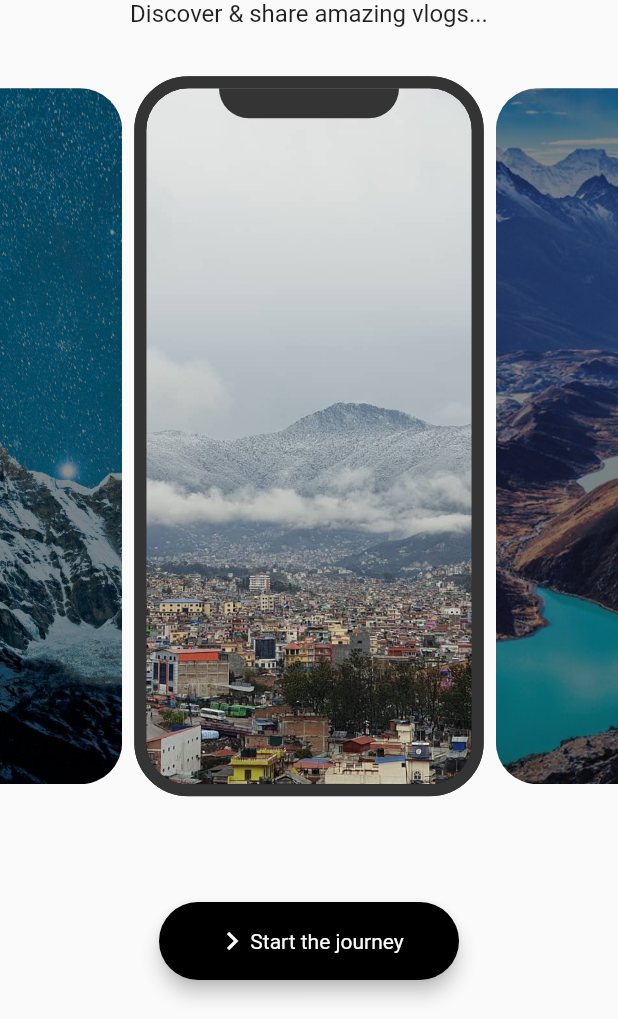
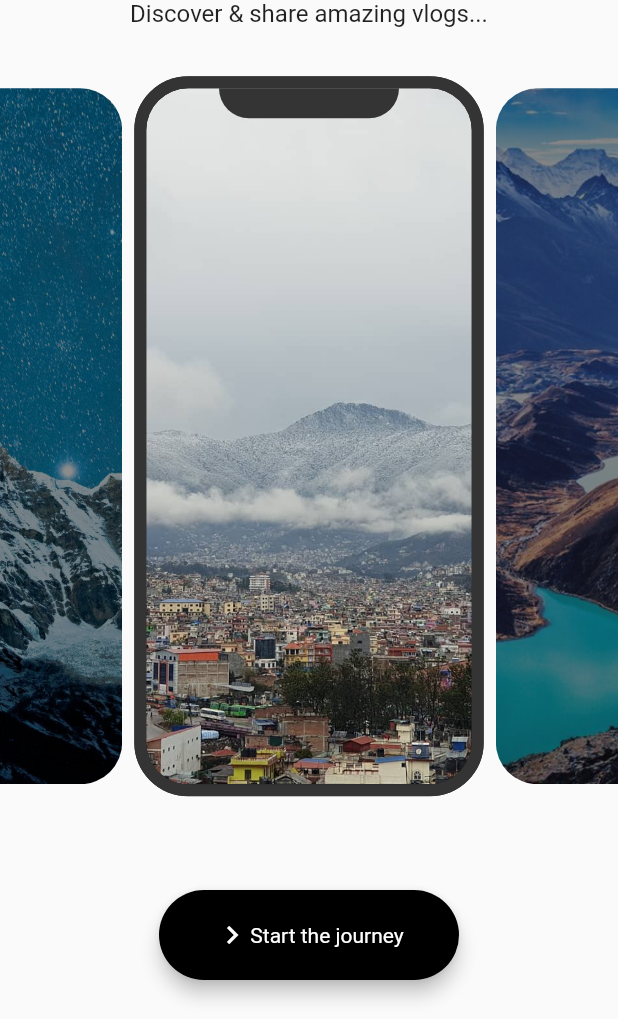
Before and after one commit to sabinbajracharya/Logbook, a Flutter app: the screen it shows after launch, on a phone screen of 412 x 824 dp, the part 217-1236 px from its top. Run offline on Flutter 3.47's test engine with Material 2 defaults, Android fonts, the phone set to English and light mode, and no system bars; our stand-ins replace flare_flutter.

Commit message:
Animate button on click

```diff
--- a/lib/main.dart
+++ b/lib/main.dart
@@ -21,8 +21,47 @@ class HP extends S {
   createState() => _HPS();
 }
 
-class _HPS extends State<HP> {
+class _HPS extends State<HP> with TickerProviderStateMixin {
   var cp = 1, np = -1, fade = 1.0, _l = true, _d;
+  AnimationController _loginButtonController;
+  Animation buttonSqueezeAnimation, buttonZoomout;
+  void initState() {
+    super.initState();
+    _loginButtonController = new AnimationController(
+      duration: new Duration(milliseconds: 3000),
+      vsync: this
+    );
+    buttonSqueezeAnimation = Tween(
+      begin: 200.0,
+      end: 70.0,
+    ).animate(
+      CurvedAnimation(
+        parent: _loginButtonController,
+        curve: new Interval(0.0, 0.250)
+      )
+    );
+    buttonZoomout = new Tween(
+      begin: 70.0,
+      end: 1000.0,
+    ).animate(
+      new CurvedAnimation(
+        parent: _loginButtonController,
+        curve: new Interval(
+          0.550, 0.900,
+          curve: Curves.bounceOut,
+        ),
+      )
+    );
+  }
+
+  Future<Null> _playAnimation() async {
+  try {
+    _loginButtonController.forward();
+    // _loginButtonController.reverse();
+  }
+  on TickerCanceled{}
+}
+
   build(ctx) => ((_pCtrl, _) => Scaffold(
             body: _l
                 ? Center(
@@ -130,26 +169,25 @@ class _HPS extends State<HP> {
                       ),
                       C(
                         alignment: Alignment.bottomCenter,
-                        padding: EdgeInsets.all(26),
+                        padding: buttonZoomout.value == 70 ? EdgeInsets.all(26) : EdgeInsets.all(0),
                         child: Material(
                           elevation: 5,
                             color: Colors.black,
-                            borderRadius: BorderRadius.all(Radius.circular(52)),
+                            borderRadius: buttonZoomout.value < 300 ? BorderRadius.all(Radius.circular(52)) : BorderRadius.all(Radius.circular(0)),
                           child: InkWell(
                             borderRadius: BorderRadius.all(Radius.circular(52)),
-                            onTap: () {},
+                            onTap: ()=>_playAnimation(),
                             child: C(
-                              width: 200,
-                              height: 52,
+                              width: buttonZoomout.value == 70 ? buttonSqueezeAnimation.value: buttonZoomout.value,
+                              height: buttonZoomout.value == 70 ? 60.0 : buttonZoomout.value,
                               child: Row(
                                 mainAxisAlignment: MainAxisAlignment.center,
-                                children: [
-                                  Icon(Icons.chevron_right,color: Colors.white),
-                                  Text(
-                                    _d['a'],
-                                    style: TextStyle(color: Colors.white),
-                                  ),
-                                ],
+                                children:
+                                  buttonSqueezeAnimation.value < 75.0
+                                  ? buttonZoomout.value < 300 ? [CircularProgressIndicator(strokeWidth: 1.0, valueColor: new AlwaysStoppedAnimation(Colors.white))] : []
+                                  : buttonSqueezeAnimation.value < 200.0
+                                  ? [Icon(Icons.chevron_right,color: Colors.white)]
+                                  : [Icon(Icons.chevron_right,color: Colors.white),Text(_d['a'],style: TextStyle(color: Colors.white))]
                               ),
                             ),
                           ),
```
